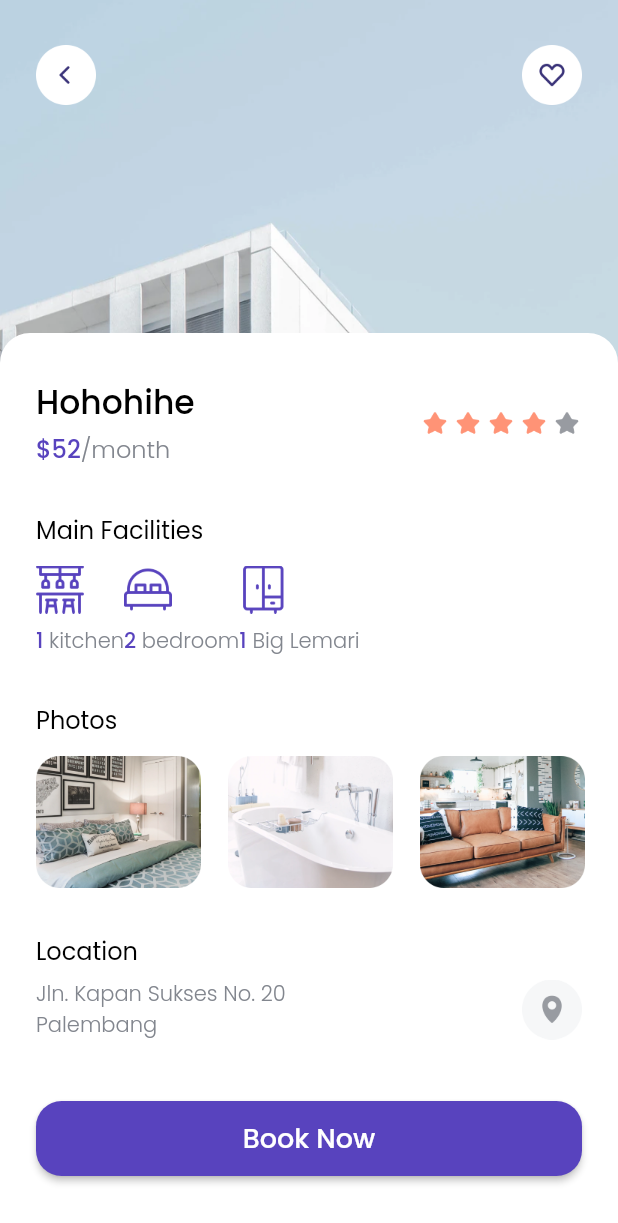
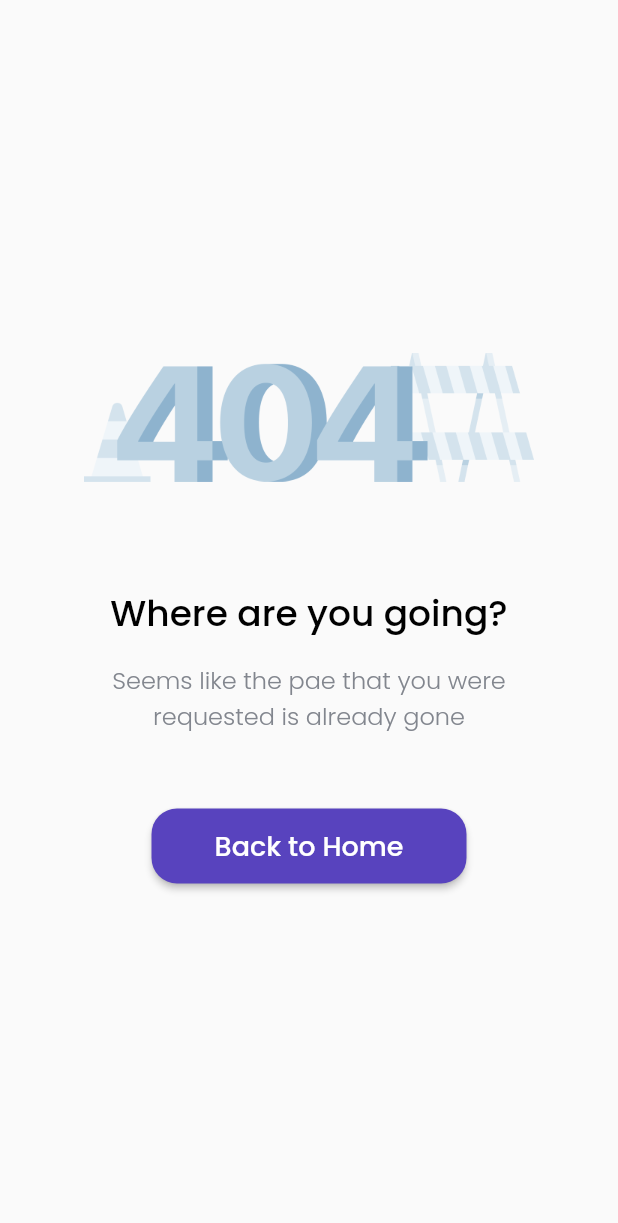
Before and after one commit to BennoAlif/cozy, a Flutter app: the DetailPage screen opened directly, scrolled down 106 dp, after a tap on "Book Now", on a phone screen of 412 x 824 dp. Shown: the top 1223 px of the screen. Run offline on Flutter 3.47's test engine with Material 2 defaults, Android fonts, the phone set to English and light mode, and no system bars; our stand-ins replace google_fonts.

Commit message:
[Error Page]

```diff
--- a/lib/pages/detail_page.dart
+++ b/lib/pages/detail_page.dart
@@ -1,3 +1,4 @@
+import 'package:bwa_cozy/pages/error_pages.dart';
 import 'package:bwa_cozy/theme.dart';
 import 'package:bwa_cozy/widgets/facility_item.dart';
 import 'package:flutter/material.dart';
@@ -9,10 +10,16 @@ class DetailPage extends StatelessWidget {
   @override
   Widget build(BuildContext context) {
     launchUrl(String url) async {
-      if (await canLaunch(url)) {
+      if (await launch(url)) {
         launch(url);
       } else {
-        throw (url);
+        // throw (url);
+        Navigator.push(
+          context,
+          MaterialPageRoute(
+            builder: (context) => const ErrorPage(),
+          ),
+        );
       }
     }
 
@@ -144,6 +151,7 @@ class DetailPage extends StatelessWidget {
                           horizontal: edge,
                         ),
                         child: Row(
+                          mainAxisAlignment: MainAxisAlignment.spaceBetween,
                           children: const [
                             FacilityItem(
                               name: 'kitchen',
@@ -243,8 +251,7 @@ class DetailPage extends StatelessWidget {
                             InkWell(
                               onTap: () {
                                 launchUrl(
-                                  'https://goo.gl/maps/SyZx2yjWB1yR6AeH8',
-                                );
+                                    'https://goo.gl/maps/SyZx2yjWB1yR6AeH8');
                               },
                               child: Image.asset(
                                 'assets/btn_map.png',
--- /dev/null
+++ b/lib/pages/error_pages.dart
@@ -0,0 +1,75 @@
+import 'package:bwa_cozy/pages/home_page.dart';
+import 'package:bwa_cozy/theme.dart';
+import 'package:flutter/material.dart';
+
+class ErrorPage extends StatelessWidget {
+  const ErrorPage({Key? key}) : super(key: key);
+
+  @override
+  Widget build(BuildContext context) {
+    return Scaffold(
+      body: SafeArea(
+        bottom: false,
+        child: Center(
+          child: Column(
+            mainAxisAlignment: MainAxisAlignment.center,
+            children: [
+              Image.asset(
+                'assets/error.png',
+                width: 300,
+              ),
+              const SizedBox(
+                height: 70,
+              ),
+              Text(
+                "Where are you going?",
+                style: blackTextStyle.copyWith(
+                  fontSize: 24,
+                ),
+              ),
+              const SizedBox(
+                height: 14,
+              ),
+              Text(
+                "Seems like the pae that you were\nrequested is already gone",
+                style: greyTextStyle.copyWith(
+                  fontSize: 16,
+                ),
+                textAlign: TextAlign.center,
+              ),
+              const SizedBox(
+                height: 50,
+              ),
+              SizedBox(
+                height: 50,
+                width: 210,
+                child: ElevatedButton(
+                  onPressed: () {
+                    Navigator.pushAndRemoveUntil(
+                        context,
+                        MaterialPageRoute(
+                          builder: (context) => const HomePage(),
+                        ),
+                        (route) => false);
+                  },
+                  child: Text(
+                    "Back to Home",
+                    style: whiteTextStyle.copyWith(
+                      fontSize: 18,
+                    ),
+                  ),
+                  style: ElevatedButton.styleFrom(
+                    primary: purpleColor,
+                    shape: RoundedRectangleBorder(
+                      borderRadius: BorderRadius.circular(17),
+                    ),
+                  ),
+                ),
+              ),
+            ],
+          ),
+        ),
+      ),
+    );
+  }
+}
```
Also changed, not shown: pubspec.lock.
